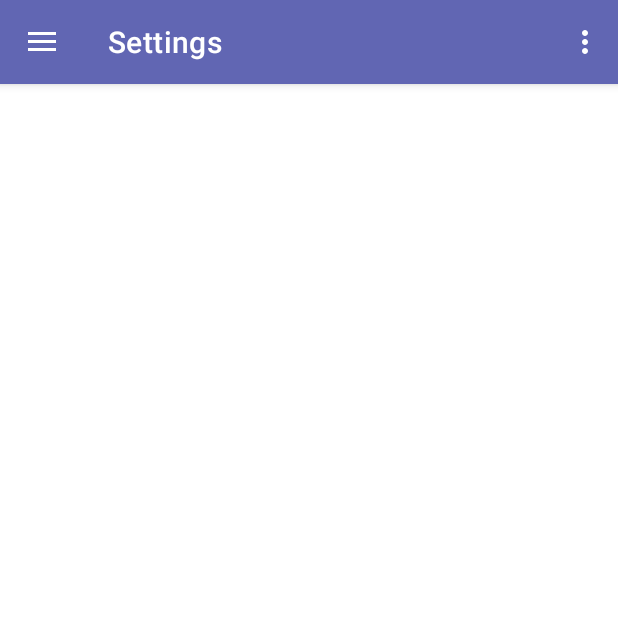
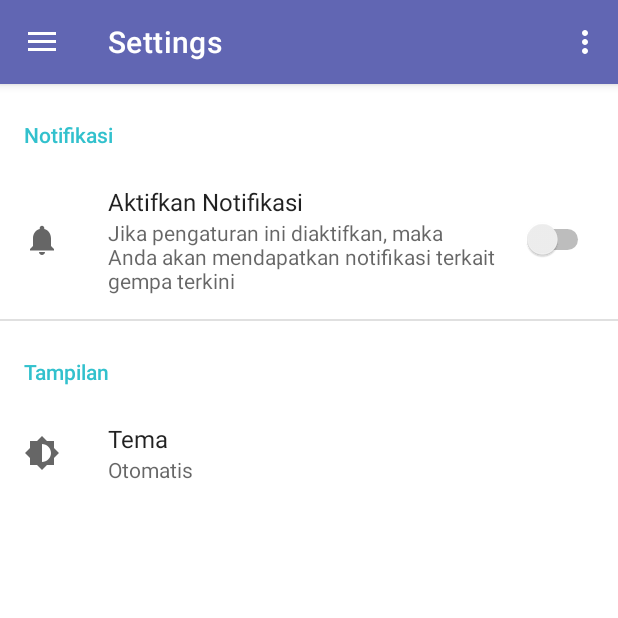
Before and after one commit to CSD-089/QuakeTodayID, an Android app: the screen it shows after launch (DashboardActivity), in the side drawer, after a tap on "Settings", on a phone screen of 412 x 824 dp, the top half of it. Run offline under Robolectric (Android 15) with nearby library versions, the phone set to English and light mode, and no system bars; our stand-ins replace Dagger/Hilt's generated code, androidx.preference, navigation-ui; libraries missing offline, so code that uses them is left out: com.jakewharton.retrofit2; 2 statements that could not run were skipped.

Commit message:
Complete SettingFragment.kt functionality but Notification. NotificationWorker is not available until I create it

```diff
--- /dev/null
+++ b/app/src/main/java/com/example/quaketodayid/ui/ui/setting/PreferenceFragment.kt
@@ -0,0 +1,58 @@
+package com.example.quaketodayid.ui.ui.setting
+
+import android.os.Bundle
+import androidx.appcompat.app.AppCompatDelegate
+import androidx.preference.ListPreference
+import androidx.preference.Preference
+import androidx.preference.PreferenceFragmentCompat
+import androidx.preference.SwitchPreference
+import com.example.quaketodayid.R
+
+class PreferenceFragment : PreferenceFragmentCompat() {
+
+    private lateinit var prefNotification: SwitchPreference
+    private lateinit var prefTheme: ListPreference
+
+    override fun onCreatePreferences(savedInstanceState: Bundle?, rootKey: String?) {
+        addPreferencesFromResource(R.xml.root_preferences)
+        initComponents()
+    }
+
+    private fun initComponents() {
+        prefNotification = findPreference<SwitchPreference>(getString(R.string.pref_key_notification))
+                as SwitchPreference
+        prefTheme = findPreference<ListPreference>(getString(R.string.pref_key_theme))
+                as ListPreference
+
+        prefNotification.onPreferenceChangeListener = onNotificationPreferenceChange()
+        prefTheme.onPreferenceChangeListener = onThemePreferenceChange()
+    }
+
+    private fun onNotificationPreferenceChange(): Preference.OnPreferenceChangeListener =
+        Preference.OnPreferenceChangeListener { preference, newValue ->
+            // TODO: Not yet implemented
+            true
+        }
+
+    private fun onThemePreferenceChange(): Preference.OnPreferenceChangeListener =
+        Preference.OnPreferenceChangeListener { _, newValue ->
+            when {
+                newValue.equals(getString(R.string.pref_theme_entry_auto)) -> {
+                    updateTheme(AppCompatDelegate.MODE_NIGHT_FOLLOW_SYSTEM)
+                }
+                newValue.equals(getString(R.string.pref_theme_entry_dark)) -> {
+                    updateTheme(AppCompatDelegate.MODE_NIGHT_YES)
+                }
+                newValue.equals(getString(R.string.pref_theme_entry_light)) -> {
+                    updateTheme(AppCompatDelegate.MODE_NIGHT_NO)
+                }
+            }
+            true
+        }
+
+    private fun updateTheme(mode: Int): Boolean {
+        AppCompatDelegate.setDefaultNightMode(mode)
+        requireActivity().recreate()
+        return true
+    }
+}
--- a/app/src/main/java/com/example/quaketodayid/ui/ui/setting/SettingFragment.kt
+++ b/app/src/main/java/com/example/quaketodayid/ui/ui/setting/SettingFragment.kt
@@ -5,30 +5,32 @@ import android.view.LayoutInflater
 import android.view.View
 import android.view.ViewGroup
 import androidx.fragment.app.Fragment
+import com.example.quaketodayid.R
 import com.example.quaketodayid.databinding.FragmentSettingBinding
 
 class SettingFragment : Fragment() {
 
 
-    private var _binding: FragmentSettingBinding? = null
-
-    // This property is only valid between onCreateView and
-    // onDestroyView.
-    private val binding get() = _binding!!
+    private var binding: FragmentSettingBinding? = null
 
     override fun onCreateView(
         inflater: LayoutInflater,
         container: ViewGroup?,
         savedInstanceState: Bundle?
     ): View? {
+        binding = FragmentSettingBinding.inflate(inflater, container, false)
+        return binding?.root
+    }
 
-        _binding = FragmentSettingBinding.inflate(inflater, container, false)
-
-        return binding.root
+    override fun onViewCreated(view: View, savedInstanceState: Bundle?) {
+        super.onViewCreated(view, savedInstanceState)
+        childFragmentManager.beginTransaction()
+            .add(R.id.setting_holder, PreferenceFragment())
+            .commit()
     }
 
     override fun onDestroyView() {
         super.onDestroyView()
-        _binding = null
+        binding = null
     }
 }
--- /dev/null
+++ b/app/src/main/res/drawable/ic_baseline_brightness_medium_24.xml
@@ -0,0 +1,10 @@
+<vector xmlns:android="http://schemas.android.com/apk/res/android"
+    android:width="24dp"
+    android:height="24dp"
+    android:viewportWidth="24"
+    android:viewportHeight="24"
+    android:tint="?attr/colorControlNormal">
+  <path
+      android:fillColor="@android:color/white"
+      android:pathData="M20,15.31L23.31,12 20,8.69V4h-4.69L12,0.69 8.69,4H4v4.69L0.69,12 4,15.31V20h4.69L12,23.31 15.31,20H20v-4.69zM12,18V6c3.31,0 6,2.69 6,6s-2.69,6 -6,6z"/>
+</vector>
--- /dev/null
+++ b/app/src/main/res/drawable/ic_baseline_notifications_24.xml
@@ -0,0 +1,10 @@
+<vector xmlns:android="http://schemas.android.com/apk/res/android"
+    android:width="24dp"
+    android:height="24dp"
+    android:viewportWidth="24"
+    android:viewportHeight="24"
+    android:tint="?attr/colorControlNormal">
+  <path
+      android:fillColor="@android:color/white"
+      android:pathData="M12,22c1.1,0 2,-0.9 2,-2h-4c0,1.1 0.89,2 2,2zM18,16v-5c0,-3.07 -1.64,-5.64 -4.5,-6.32L13.5,4c0,-0.83 -0.67,-1.5 -1.5,-1.5s-1.5,0.67 -1.5,1.5v0.68C7.63,5.36 6,7.92 6,11v5l-2,2v1h16v-1l-2,-2z"/>
+</vector>
--- a/app/src/main/res/layout/fragment_setting.xml
+++ b/app/src/main/res/layout/fragment_setting.xml
@@ -1,22 +1,10 @@
 <?xml version="1.0" encoding="utf-8"?>
-<androidx.constraintlayout.widget.ConstraintLayout xmlns:android="http://schemas.android.com/apk/res/android"
-    xmlns:app="http://schemas.android.com/apk/res-auto"
+<LinearLayout xmlns:android="http://schemas.android.com/apk/res/android"
     xmlns:tools="http://schemas.android.com/tools"
+    android:id="@+id/setting_holder"
     android:layout_width="match_parent"
     android:layout_height="match_parent"
+    android:orientation="vertical"
     tools:context=".ui.ui.setting.SettingFragment">
 
-    <TextView
-        android:id="@+id/text_home"
-        android:layout_width="match_parent"
-        android:layout_height="wrap_content"
-        android:layout_marginStart="8dp"
-        android:layout_marginTop="8dp"
-        android:layout_marginEnd="8dp"
-        android:textAlignment="center"
-        android:textSize="20sp"
-        app:layout_constraintBottom_toBottomOf="parent"
-        app:layout_constraintEnd_toEndOf="parent"
-        app:layout_constraintStart_toStartOf="parent"
-        app:layout_constraintTop_toTopOf="parent" />
-</androidx.constraintlayout.widget.ConstraintLayout>
+</LinearLayout>
--- a/app/src/main/res/values/strings.xml
+++ b/app/src/main/res/values/strings.xml
@@ -17,6 +17,33 @@
     <!-- TODO: Remove or change this placeholder text -->
     <string name="hello_blank_fragment">Hello blank fragment</string>
     <string name="dashboard">Dashboard</string>
-    <string name="last_update">Last Update ...</string>
+    <string name="last_update">Last Update …</string>
     <string name="_0_0_sr">0.0 SR</string>
+
+    <string-array name="pref_themes_label">
+        <item>@string/pref_theme_label_auto</item>
+        <item>@string/pref_theme_label_dark</item>
+        <item>@string/pref_theme_label_light</item>
+    </string-array>
+
+    <string-array name="pref_themes_entry">
+        <item>@string/pref_theme_entry_auto</item>
+        <item>@string/pref_theme_entry_dark</item>
+        <item>@string/pref_theme_entry_light</item>
+    </string-array>
+
+    <string name="pref_theme_label_auto">Otomatis</string>
+    <string name="pref_theme_label_dark">Gelap</string>
+    <string name="pref_theme_label_light">Terang</string>
+
+    <string name="pref_theme_entry_auto">THEME_AUTOMATIC</string>
+    <string name="pref_theme_entry_dark">THEME_DARK</string>
+    <string name="pref_theme_entry_light">THEME_LIGHT</string>
+    <string name="pref_key_theme">pref_key_theme</string>
+    <string name="pref_key_notification">pref_key_notification</string>
+    <string name="pref_notification_summary">Jika pengaturan ini diaktifkan, maka Anda akan mendapatkan notifikasi terkait gempa terkini</string>
+    <string name="pref_notification_title">Aktifkan Notifikasi</string>
+    <string name="pref_notification_group_title">Notifikasi</string>
+    <string name="pref_display_group_title">Tampilan</string>
+    <string name="pref_theme_title">Tema</string>
 </resources>
--- /dev/null
+++ b/app/src/main/res/xml/root_preferences.xml
@@ -0,0 +1,30 @@
+<?xml version="1.0" encoding="utf-8"?>
+<PreferenceScreen xmlns:app="http://schemas.android.com/apk/res-auto">
+    <PreferenceCategory
+        app:title="@string/pref_notification_group_title"
+        app:iconSpaceReserved="false">
+
+        <SwitchPreference
+            app:title="@string/pref_notification_title"
+            app:key="@string/pref_key_notification"
+            app:defaultValue="false"
+            app:icon="@drawable/ic_baseline_notifications_24"
+            app:summary="@string/pref_notification_summary" />
+
+    </PreferenceCategory>
+
+    <PreferenceCategory
+        app:title="@string/pref_display_group_title"
+        app:iconSpaceReserved="false">
+
+        <ListPreference
+            app:title="@string/pref_theme_title"
+            app:key="@string/pref_key_theme"
+            app:icon="@drawable/ic_baseline_brightness_medium_24"
+            app:defaultValue="@string/pref_theme_entry_auto"
+            app:entryValues="@array/pref_themes_entry"
+            app:entries="@array/pref_themes_label"
+            app:useSimpleSummaryProvider="true"/>
+
+    </PreferenceCategory>
+</PreferenceScreen>
```
